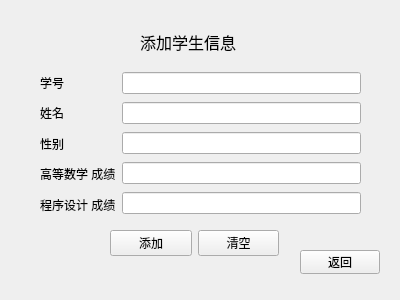
This is SSMS/add_student_widget.ui in NogiNonoka/StudentStatusManagementSystem as Qt 5 draws it before an edit. The edited form follows.
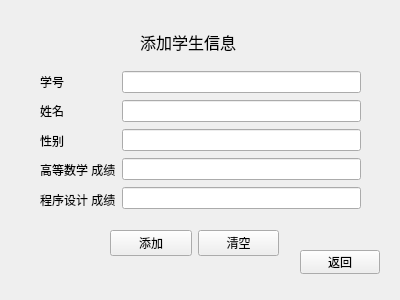
This is the edited form.

What changed in the file:
```diff
--- a/SSMS/add_student_widget.ui
+++ b/SSMS/add_student_widget.ui
@@ -35,7 +35,7 @@
      <x>40</x>
      <y>70</y>
      <width>321</width>
-     <height>147</height>
+     <height>141</height>
     </rect>
    </property>
    <layout class="QHBoxLayout" name="horizontalLayout">
@@ -118,7 +118,7 @@
     <string>添加学生信息</string>
    </property>
   </widget>
-  <widget class="QWidget" name="">
+  <widget class="QWidget" name="layoutWidget">
    <property name="geometry">
     <rect>
      <x>110</x>
```
